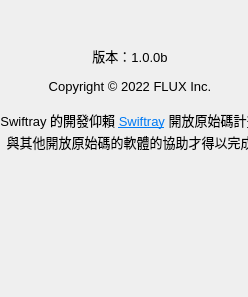
First picture: the form in src/windows/about-window.ui, repository flux3dp/swiftray, before the edit.
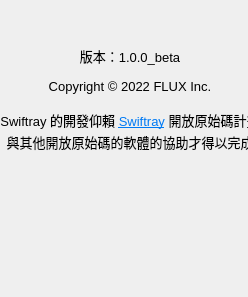
Second picture: the form after the edit. Icons and pictures are not drawn.

The edit to the form file:
```diff
--- a/src/windows/about-window.ui
+++ b/src/windows/about-window.ui
@@ -91,7 +91,7 @@
          </font>
         </property>
         <property name="text">
-         <string>&lt;html&gt;&lt;head/&gt;&lt;body&gt;&lt;p&gt;版本：1.0.0b&lt;/p&gt;&lt;/body&gt;&lt;/html&gt;</string>
+         <string>&lt;html&gt;&lt;head/&gt;&lt;body&gt;&lt;p&gt;版本：1.0.0_beta&lt;/p&gt;&lt;/body&gt;&lt;/html&gt;</string>
         </property>
         <property name="alignment">
          <set>Qt::AlignCenter</set>
```
